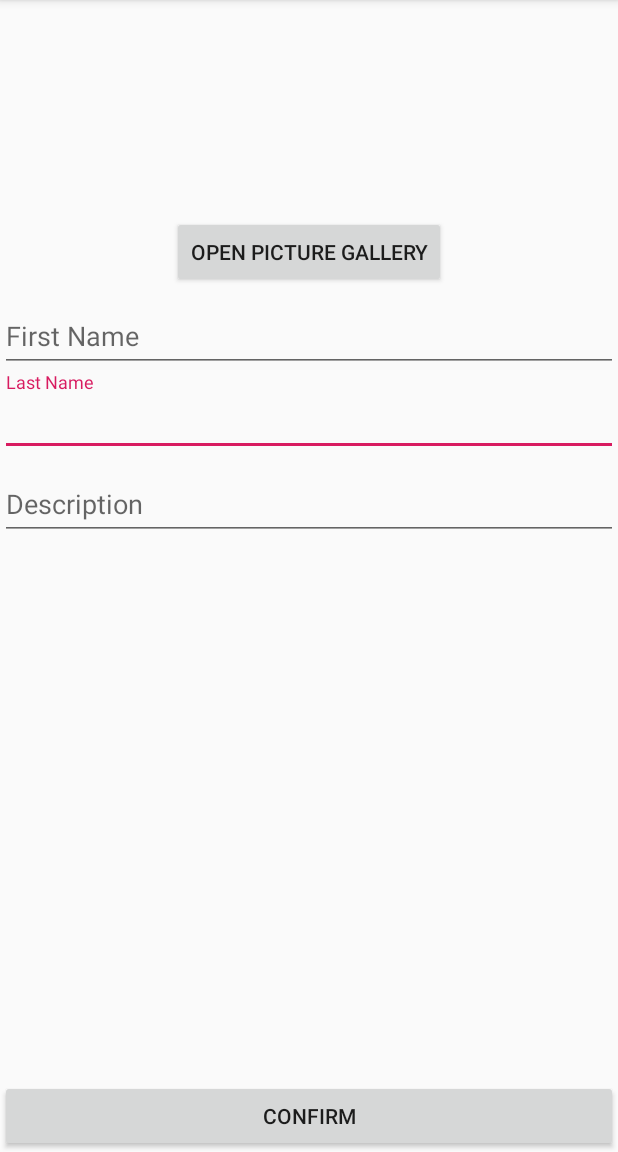
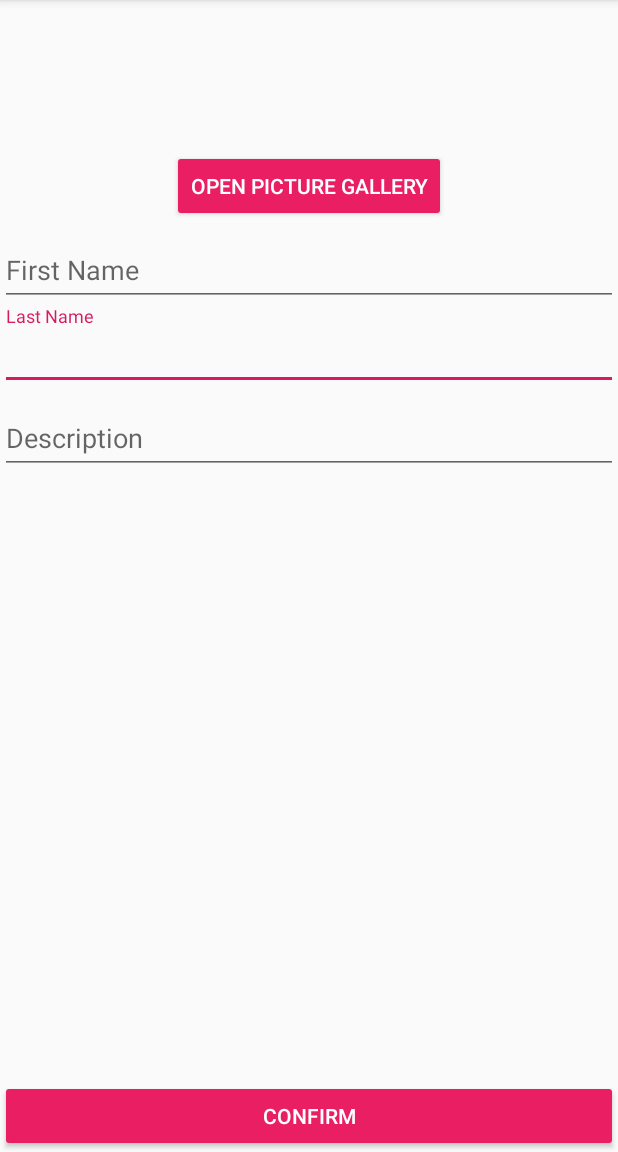
Before and after one commit to mttvu/User-Profile, an Android app: the CreateProfileActivity screen opened directly, with no data from a screen before it, on a phone screen of 412 x 824 dp, the part 84-1236 px from its top. Run offline under Robolectric (Android 15) with nearby library versions, the phone set to English and light mode, and no system bars.

Commit message:
edit layout

```diff
--- a/app/src/main/res/layout/activity_create_profile.xml
+++ b/app/src/main/res/layout/activity_create_profile.xml
@@ -23,8 +23,8 @@
 
     <ImageView
         android:id="@+id/ivProfileImage"
-        android:layout_width="144dp"
-        android:layout_height="144dp"
+        android:layout_width="100dp"
+        android:layout_height="100dp"
         app:layout_constraintEnd_toEndOf="parent"
         app:layout_constraintStart_toStartOf="parent"
         app:layout_constraintTop_toTopOf="parent"
@@ -34,7 +34,9 @@
         android:id="@+id/btnGallery"
         android:layout_width="wrap_content"
         android:layout_height="wrap_content"
+        android:backgroundTint="#E91E63"
         android:text="@string/open_picture_gallery"
+        android:textColor="#FFFFFF"
         app:layout_constraintEnd_toEndOf="parent"
         app:layout_constraintStart_toStartOf="parent"
         app:layout_constraintTop_toBottomOf="@+id/ivProfileImage" />
@@ -43,7 +45,9 @@
         android:id="@+id/btnConfirm"
         android:layout_width="0dp"
         android:layout_height="wrap_content"
+        android:backgroundTint="#E91E63"
         android:text="@string/confirm"
+        android:textColor="#FFFFFF"
         app:layout_constraintBottom_toBottomOf="parent"
         app:layout_constraintEnd_toEndOf="parent"
         app:layout_constraintStart_toStartOf="parent" />
--- a/app/src/main/res/layout/activity_profile.xml
+++ b/app/src/main/res/layout/activity_profile.xml
@@ -10,6 +10,7 @@
         android:id="@+id/ivProfileImage"
         android:layout_width="144dp"
         android:layout_height="144dp"
+        android:layout_margin="10dp"
         app:layout_constraintEnd_toEndOf="parent"
         app:layout_constraintStart_toStartOf="parent"
         app:layout_constraintTop_toTopOf="parent"
@@ -19,6 +20,7 @@
         android:id="@+id/tvName"
         android:layout_width="wrap_content"
         android:layout_height="wrap_content"
+        android:textStyle="bold"
         app:layout_constraintEnd_toEndOf="parent"
         app:layout_constraintStart_toStartOf="parent"
         app:layout_constraintTop_toBottomOf="@+id/ivProfileImage" />
@@ -27,6 +29,7 @@
         android:id="@+id/tvDescription"
         android:layout_width="wrap_content"
         android:layout_height="wrap_content"
+        android:textStyle="italic"
         app:layout_constraintEnd_toEndOf="parent"
         app:layout_constraintStart_toStartOf="parent"
         app:layout_constraintTop_toBottomOf="@+id/tvName" />
```
Also changed, not shown: app/src/main/res/layout/activity_splash.xml (+5 -4 lines).
